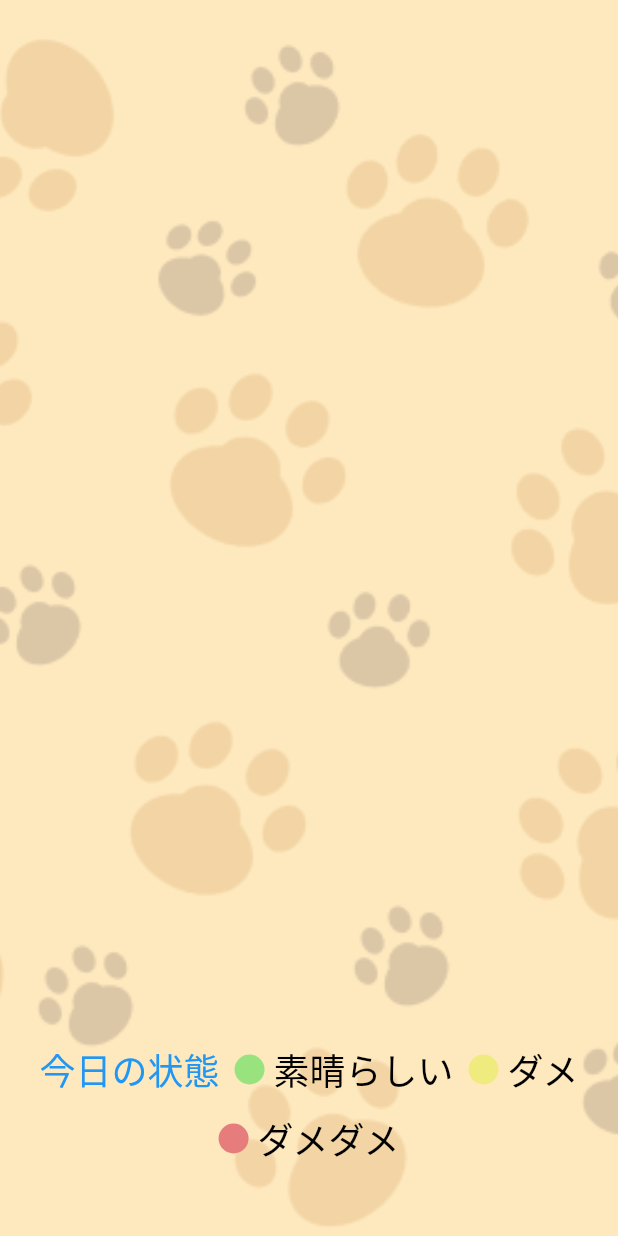
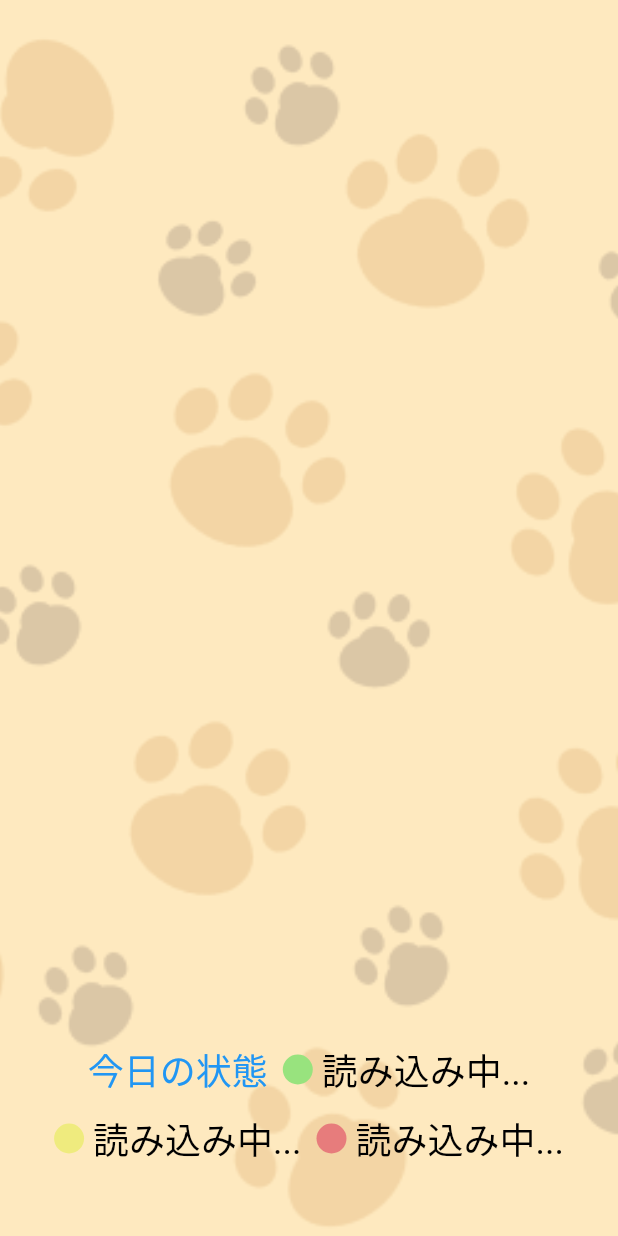
Before and after one commit to eshishi/flutter, a Flutter app: the CircleGraphScreen screen opened directly, on a phone screen of 412 x 824 dp. Run offline on Flutter 3.47's test engine with Material 2 defaults, Android fonts, the light colour scheme and no system bars; our stand-ins replace firebase_core, firebase_database, google_fonts, syncfusion_flutter_charts; accounts and stored records are empty.

Commit message:
状態を読み込んでない時に読み込み中が表示されるようにした

```diff
--- a/lib/circle_graphScreen.dart
+++ b/lib/circle_graphScreen.dart
@@ -1,4 +1,4 @@
-import 'dart:ffi';
+// import 'dart:ffi';
 
 import 'package:flutter/material.dart';
 import 'package:syncfusion_flutter_charts/charts.dart';
@@ -19,6 +19,10 @@
   num state1Count = 0;
   num state2Count = 0;
   num totalValue = 0;
+  num state0Percent = 0;
+  num state1Percent = 0;
+  num state2Percent = 0;
+
   DateTime today = DateTime.now();
 
   @override
@@ -54,6 +58,12 @@
             });
           }
         }
+        setState(() {
+          totalValue = state0Count + state1Count + state2Count;
+          state0Percent = (state0Count * 100 ~/ totalValue);
+          state1Percent = (state1Count * 100 ~/ totalValue);
+          state2Percent = (state2Count * 100 ~/ totalValue);
+        });
 
         print('State 0 Count: $state0Count');
         print('State 1 Count: $state1Count');
@@ -71,17 +81,32 @@
 
   @override
   Widget build(BuildContext context) {
-    final List<ChartData> chartData = [
-      ChartData(HexColor('98E37E'), '素晴らしい', state0Count),
-      ChartData(HexColor('EFEB7E'), 'ダメ', state1Count),
-      ChartData(HexColor('E77C7C'), 'ダメダメ', state2Count),
-    ];
+    List<ChartData> chartData;
+    if (totalValue != 0) {
+      chartData = [
+        ChartData(HexColor('98E37E'), '素晴らしい  $state0Percent%', state0Count),
+        ChartData(HexColor('EFEB7E'), 'ダメ $state1Percent%', state1Count),
+        ChartData(HexColor('E77C7C'), 'ダメダメ $state2Percent%', state2Count),
+        // ChartData(HexColor('98E37E'), '素晴らしい  10%', state0Count),
+        // ChartData(HexColor('EFEB7E'), 'ダメ 13%', state1Count),
+        // ChartData(HexColor('E77C7C'), 'ダメダメ 13%', state2Count),
+      ];
+    } else {
+      chartData = [
+        // ChartData(HexColor('98E37E'), '素晴らしい  $state0Percent%', state0Count),
+        // ChartData(HexColor('EFEB7E'), 'ダメ $state1Percent%', state1Count),
+        // ChartData(HexColor('E77C7C'), 'ダメダメ $state2Percent%', state2Count),
+        ChartData(HexColor('98E37E'), '読み込み中...', state0Count),
+        ChartData(HexColor('EFEB7E'), '読み込み中...', state1Count),
+        ChartData(HexColor('E77C7C'), '読み込み中...', state2Count),
+      ];
+    }
 
     // final List<ChartData> chartData = [
     //   ChartData(HexColor('98E37E'), '素晴らしい', 120),
     //   ChartData(HexColor('EFEB7E'), 'ダメ', 25),
     //   ChartData(HexColor('E77C7C'), 'ダメダメ', 37),
-    // ];
+    // ]; 5032
 
     return Scaffold(
       body: Center(
--- a/lib/home.dart
+++ b/lib/home.dart
@@ -13,7 +13,7 @@
   FirebaseDatabase database = FirebaseDatabase.instance;
   DatabaseReference ref = FirebaseDatabase.instance.ref();
   var stateNum;
-  List<String> stateList = ['素晴らしい', 'ダメ', 'ダメダメ'];
+  List<String> stateList = ['素晴らしい ', 'ダメ', 'ダメダメ'];
   String nowState = '素晴らしい';
 
   @override
@@ -60,7 +60,7 @@
                 height: 300,
               ),
             ),
-            Positioned(
+            const Positioned(
               top: 20,
               left: 100,
               child: Text(
@@ -80,7 +80,7 @@
                 child: Text(
                   nowState,
                   style: GoogleFonts.delaGothicOne(
-                      textStyle: Theme.of(context).textTheme.headline4,
+                      textStyle: Theme.of(context).textTheme.headlineMedium,
                       color: Colors.red,
                       fontSize: 56),
                 ),
```
